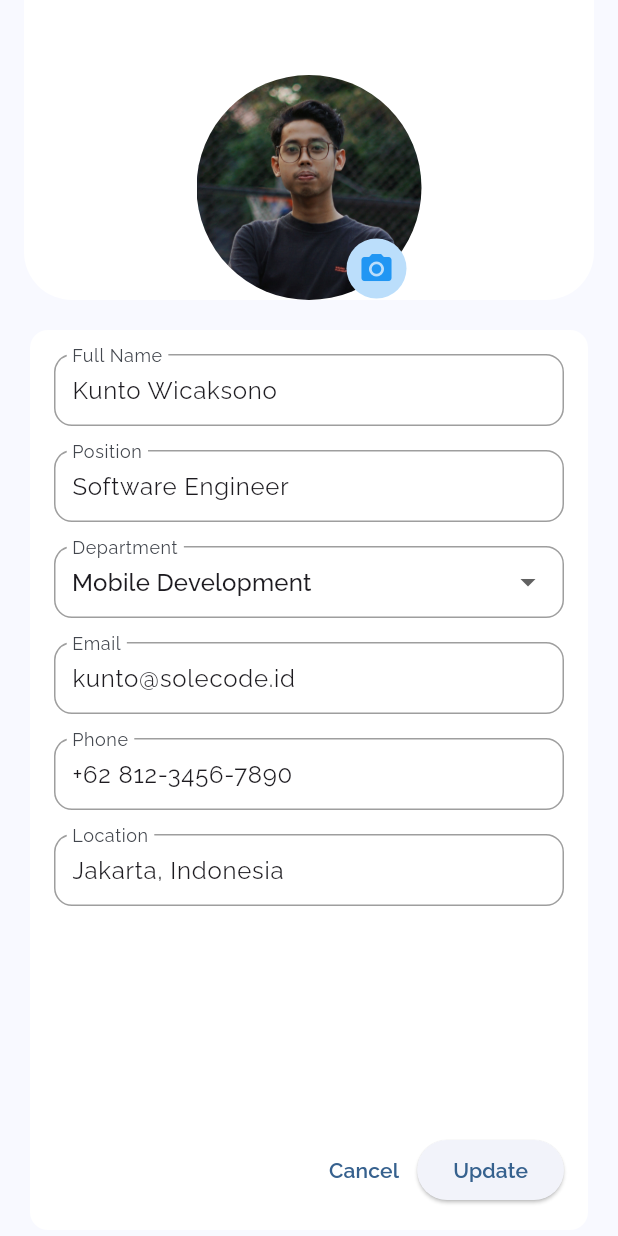
After one commit to kuntowck/hr_attendance_tracker, a Flutter app: the screen it shows after launch, item 3 of the bottom bar chosen, after a tap on the "edit" icon, on a phone screen of 412 x 824 dp. The commit adds this screen. Run offline on Flutter 3.47's test engine with Material 3 defaults, Android fonts, the light colour scheme and no system bars; our stand-ins replace google_fonts, image_picker, mask_text_input_formatter.

Commit message:
Mini Project 4: create Profile Edit feature for  editing profile detail

```diff
--- a/lib/providers/profile_provider.dart
+++ b/lib/providers/profile_provider.dart
@@ -14,6 +14,7 @@ class ProfileProvider extends ChangeNotifier {
     email: "kunto@solecode.id",
     phone: "+62 812-3456-7890",
     location: "Jakarta, Indonesia",
+    profileImage: null,
   );
 
   Profile get profiles => _profiles;
@@ -39,7 +40,6 @@ class ProfileProvider extends ChangeNotifier {
   void setImage(File? value) {
     if (value != null) {
       profileImage = value;
-      print(profileImage);
     }
     notifyListeners();
   }
@@ -55,7 +55,9 @@ class ProfileProvider extends ChangeNotifier {
     return formKey.currentState!.validate();
   }
 
-  void updateProfile() {
+  Future<void> updateProfile() async {
+    await Future.delayed(Duration(seconds: 2));
+
     _profiles = Profile(
       fullName: fullNameController.text,
       position: positionController.text,
@@ -63,21 +65,21 @@ class ProfileProvider extends ChangeNotifier {
       email: emailController.text,
       phone: phoneController.text,
       location: locationController.text,
-      profileImage: profileImage!,
+      profileImage: profileImage,
     );
     notifyListeners();
   }
 
-  void resetForm() {
-    fullNameController.clear();
-    positionController.clear();
-    departmentController.clear();
-    emailController.clear();
-    phoneController.clear();
-    locationController.clear();
-    profileImage = null;
-    notifyListeners();
-  }
+  // void resetForm() {
+  //   fullNameController.clear();
+  //   positionController.clear();
+  //   departmentController.clear();
+  //   emailController.clear();
+  //   phoneController.clear();
+  //   locationController.clear();
+  //   profileImage = null;
+  //   notifyListeners();
+  // }
 
   @override
   void dispose() {
--- a/lib/screens/home_screen.dart
+++ b/lib/screens/home_screen.dart
@@ -20,7 +20,7 @@ class HomeScreen extends StatelessWidget {
             padding: const EdgeInsets.all(16),
             children: [
               appInfoCard(context, "About This App"),
-              const SizedBox(height: 16),
+              const SizedBox(height: 8),
               attendanceRecord(context, attendanceProvider),
             ],
           ),
--- /dev/null
+++ b/lib/screens/profile_edit_screen.dart
@@ -0,0 +1,360 @@
+import 'package:flutter/material.dart';
+import 'package:hr_attendance_tracker/providers/profile_provider.dart';
+import 'package:provider/provider.dart';
+import 'package:mask_text_input_formatter/mask_text_input_formatter.dart';
+
+class ProfileEditScreen extends StatelessWidget {
+  final phoneFormatter = MaskTextInputFormatter(
+    mask: '+62 ###-####-####',
+    filter: {"#": RegExp(r'[0-9]')},
+  );
+
+  final InputDecoration fieldDecoration = InputDecoration(
+    filled: true,
+    fillColor: Colors.white,
+    // labelStyle: const TextStyle(fontSize: 16),
+    contentPadding: const EdgeInsets.symmetric(vertical: 4, horizontal: 8),
+    border: OutlineInputBorder(
+      borderRadius: BorderRadius.circular(12),
+      borderSide: const BorderSide(color: Colors.grey),
+    ),
+    enabledBorder: OutlineInputBorder(
+      borderRadius: BorderRadius.circular(12),
+      borderSide: const BorderSide(color: Colors.grey),
+    ),
+    focusedBorder: OutlineInputBorder(
+      borderRadius: BorderRadius.circular(12),
+      borderSide: const BorderSide(color: Colors.blue, width: 1.5),
+    ),
+  );
+
+  ProfileEditScreen({super.key});
+
+  @override
+  Widget build(BuildContext context) {
+    final profileProvider = context.watch<ProfileProvider>();
+
+    return Scaffold(
+      // appBar: AppBar(title: Text('Edit Profile')),
+      body: SafeArea(
+        child: Padding(
+          padding: const EdgeInsets.symmetric(horizontal: 16.0),
+          child: Form(
+            key: profileProvider.formKey,
+            child: Column(
+              children: [
+                // Header Profile
+                _headerProfileImage(context, profileProvider),
+                const SizedBox(height: 16),
+
+                // Expanded area untuk form
+                Expanded(
+                  child: _contentInputField(
+                    context,
+                    profileProvider,
+                    fieldDecoration,
+                    phoneFormatter,
+                  ),
+                ),
+              ],
+            ),
+          ),
+        ),
+      ),
+    );
+  }
+}
+
+Widget _headerProfileImage(
+  BuildContext context,
+  ProfileProvider profileProvider,
+) {
+  return Stack(
+    children: [
+      Container(
+        height: 200,
+        decoration: BoxDecoration(
+          color: Colors.white,
+          borderRadius: const BorderRadius.only(
+            bottomLeft: Radius.circular(32),
+            bottomRight: Radius.circular(32),
+          ),
+        ),
+      ),
+      Positioned.fill(
+        child: Align(
+          alignment: Alignment.bottomCenter,
+          child: ClipOval(
+            child: profileProvider.profileImage != null
+                ? Image.file(
+                    profileProvider.profileImage!,
+                    width: 150,
+                    height: 150,
+                    fit: BoxFit.cover,
+                  )
+                : Image.asset(
+                    "assets/img/profile.jpg",
+                    width: 150,
+                    height: 150,
+                    fit: BoxFit.cover,
+                  ),
+          ),
+        ),
+      ),
+      Positioned(
+        bottom: 1,
+        right: 125,
+        child: CircleAvatar(
+          radius: 20,
+          backgroundColor: Colors.blue.shade100,
+          child: IconButton(
+            onPressed: profileProvider.pickImage,
+            icon: const Icon(Icons.photo_camera, color: Colors.blue),
+            tooltip: 'Pick image',
+          ),
+        ),
+      ),
+    ],
+  );
+}
+
+Widget _contentInputField(
+  BuildContext context,
+  ProfileProvider profileProvider,
+  InputDecoration fieldDecoration,
+  MaskTextInputFormatter phoneFormatter,
+) {
+  return Card(
+    color: Colors.white,
+    elevation: 0,
+    child: Padding(
+      padding: const EdgeInsets.all(16.0),
+      child: Column(
+        children: [
+          // Scrollable form
+          Expanded(
+            child: SingleChildScrollView(
+              child: Column(
+                children: [
+                  TextFormField(
+                    controller: profileProvider.fullNameController,
+                    decoration: fieldDecoration.copyWith(
+                      labelText: 'Full Name',
+                    ),
+                    validator: (value) {
+                      if (value == null || value.isEmpty) {
+                        return "Full name is required";
+                      }
+                      if (value.length < 3) {
+                        return "Full name must be at least 3 characters";
+                      }
+                      return null;
+                    },
+                  ),
+                  const SizedBox(height: 16),
+
+                  TextFormField(
+                    controller: profileProvider.positionController,
+                    decoration: fieldDecoration.copyWith(labelText: 'Position'),
+                    autofillHints: [AutofillHints.jobTitle],
+                    validator: (value) {
+                      if (value == null || value.isEmpty) {
+                        return "Position is required";
+                      }
+                      return null;
+                    },
+                  ),
+                  const SizedBox(height: 16),
+
+                  DropdownButtonFormField<String>(
+                    decoration: fieldDecoration.copyWith(
+                      labelText: 'Department',
+                    ),
+                    value: profileProvider.departmentController.text.isEmpty
+                        ? null
+                        : profileProvider.departmentController.text,
+                    items:
+                        [
+                              'Fullstack Development',
+                              'Mobile Development',
+                              'UI/UX Design',
+                              'DevOps',
+                              'QA / Testing',
+                            ]
+                            .map(
+                              (department) => DropdownMenuItem(
+                                value: department,
+                                child: Text(department),
+                              ),
+                            )
+                            .toList(),
+                    onChanged: (value) {
+                      profileProvider.departmentController.text = value ?? '';
+                    },
+                    validator: (value) => value == null || value.isEmpty
+                        ? 'Please select a department'
+                        : null,
+                  ),
+                  const SizedBox(height: 16),
+
+                  TextFormField(
+                    controller: profileProvider.emailController,
+                    decoration: fieldDecoration.copyWith(labelText: 'Email'),
+                    validator: (value) {
+                      if (value == null || value.isEmpty) {
+                        return "Email is required";
+                      }
+                      final regex = RegExp(r'^[\w-\.]+@([\w-]+\.)+[\w-]{2,4}$');
+                      if (!regex.hasMatch(value)) {
+                        return "Enter a valid email address";
+                      }
+                      return null;
+                    },
+                  ),
+                  const SizedBox(height: 16),
+
+                  TextFormField(
+                    controller: profileProvider.phoneController,
+                    decoration: fieldDecoration.copyWith(labelText: 'Phone'),
+                    keyboardType: TextInputType.phone,
+                    inputFormatters: [phoneFormatter],
+                    validator: (value) {
+                      if (value == null || value.isEmpty) {
+                        return "Phone number is required";
+                      }
+                      return null;
+                    },
+                  ),
+                  const SizedBox(height: 16),
+
+                  TextFormField(
+                    controller: profileProvider.locationController,
+                    decoration: fieldDecoration.copyWith(labelText: 'Location'),
+                    autofillHints: [AutofillHints.addressCityAndState],
+                    validator: (value) {
+                      if (value == null || value.isEmpty) {
+                        return "Location is required";
+                      }
+                      return null;
+                    },
+                  ),
+                ],
+              ),
+            ),
+          ),
+
+          const SizedBox(height: 16),
+
+          // Button selalu di bawah kanan
+          Row(
+            mainAxisAlignment: MainAxisAlignment.end,
+            children: [
+              TextButton(
+                onPressed: () {
+                  showDialog(
+                    context: context,
+                    builder: (context) => AlertDialog(
+                      title: const Text('Discard changes'),
+                      content: const Text(
+                        'Are you sure want to discard changes?',
+                      ),
+                      actions: [
+                        TextButton(
+                          onPressed: () => Navigator.pop(context),
+                          child: const Text('No'),
+                        ),
+                        ElevatedButton(
+                          onPressed: () {
+                            // profileProvider.resetForm();
+
+                            Navigator.pop(context);
+                            Navigator.pop(context);
+                          },
+                          child: const Text('Yes'),
+                        ),
+                      ],
+                    ),
+                  );
+                },
+                child: const Text('Cancel'),
+              ),
+              ElevatedButton(
+                onPressed: () {
+                  if (profileProvider.validateForm()) {
+                    showDialog(
+                      context: context,
+                      builder: (contenxt) => AlertDialog(
+                        title: const Text('Confirm Update Profile'),
+                        content: const Text('Are you sure want to update?'),
+                        actions: [
+                          TextButton(
+                            onPressed: () => Navigator.pop(context),
+                            child: const Text('Cancel'),
+                          ),
+                          ElevatedButton(
+                            onPressed: () async {
+                              final navigator = Navigator.of(context);
+                              final messenger = ScaffoldMessenger.of(context);
+
+                              Navigator.pop(context, true);
+
+                              showDialog(
+                                context: context,
+                                barrierDismissible: false,
+                                builder: (context) {
+                                  return const SimpleDialog(
+                                    backgroundColor: Colors.white,
+                                    children: [
+                                      Center(
+                                        child: Column(
+                                          mainAxisSize: MainAxisSize.min,
+                                          children: [
+                                            CircularProgressIndicator(),
+                                            SizedBox(height: 16),
+                                            Text('Updating profile...'),
+                                          ],
+                                        ),
+                                      ),
+                                    ],
+                                  );
+                                },
+                              );
+
+                              try {
+                                await profileProvider.updateProfile();
+
+                                navigator.pop();
+
+                                messenger.showSnackBar(
+                                  const SnackBar(
+                                    content: Text(
+                                      'Profile updated successfully.',
+                                    ),
+                                  ),
+                                );
+
+                                navigator.pop();
+                              } catch (e) {
+                                navigator.pop();
+
+                                messenger.showSnackBar(
+                                  SnackBar(content: Text('Update failed: $e')),
+                                );
+                              }
+                            },
+                            child: const Text('Update Profile'),
+                          ),
+                        ],
+                      ),
+                    );
+                  }
+                },
+                child: const Text('Update'),
+              ),
+            ],
+          ),
+        ],
+      ),
+    ),
+  );
+}
--- /dev/null
+++ b/lib/screens/profile_screen.dart
@@ -0,0 +1,219 @@
+import 'package:flutter/material.dart';
+import 'package:hr_attendance_tracker/providers/profile_provider.dart';
+import 'package:hr_attendance_tracker/screens/profile_edit_screen.dart';
+import 'package:hr_attendance_tracker/widgets/app_version.dart';
+import 'package:provider/provider.dart';
+
+const String employeeId = "9901";
+const String employeeType = "Trainee";
+const String dateOfJoin = "3 February 2025";
+
+class ProfileScreen extends StatelessWidget {
+  const ProfileScreen({super.key});
+
+  @override
+  Widget build(BuildContext context) {
+    final profileProvider = context.watch<ProfileProvider>().profiles;
+
+    return Column(
+      children: [
+        Expanded(
+          child: ListView(
+            padding: const EdgeInsets.symmetric(
+              vertical: 0.0,
+              horizontal: 16.0,
+            ),
+            children: [
+              profileHeader(context, profileProvider),
+              const SizedBox(height: 16),
+              contactInfo(context, profileProvider),
+              const SizedBox(height: 16),
+              employeeInfo(context),
+            ],
+          ),
+        ),
+        AppVersion(),
+      ],
+    );
+  }
+}
+
+Widget profileHeader(BuildContext context, provider) {
+  final today = DateTime.now();
+  final date =
+      "${today.day.toString().padLeft(2, '0')}-${today.month.toString().padLeft(2, '0')}-${today.year}";
+
+  return Column(
+    children: [
+      Stack(
+        children: [
+          Container(
+            height: 200,
+            decoration: BoxDecoration(
+              color: Colors.white,
+              borderRadius: const BorderRadius.only(
+                bottomLeft: Radius.circular(32),
+                bottomRight: Radius.circular(32),
+              ),
+            ),
+            child: Padding(
+              padding: const EdgeInsets.only(top: 16.0, left: 16.0),
+              child: Align(
+                alignment: Alignment.topCenter,
+                child: Text(
+                  "Today's Date: $date",
+                  style: Theme.of(context).textTheme.labelLarge,
+                ),
+              ),
+            ),
+          ),
+          Positioned(
+            top: 5,
+            right: 20,
+            child: IconButton(
+              onPressed: () {
+                Navigator.push(
+                  context,
+                  MaterialPageRoute(builder: (context) => ProfileEditScreen()),
+                );
+              },
+              icon: Icon(Icons.edit, color: Colors.blue),
+            ),
+          ),
+          Positioned.fill(
+            child: Align(
+              alignment: Alignment.bottomCenter,
+              child: ClipOval(
+                child: provider.profileImage != null
+                    ? Image.file(
+                        provider.profileImage!,
+                        width: 150,
+                        height: 150,
+                        fit: BoxFit.cover,
+                      )
+                    : Image.asset(
+                        "assets/img/profile.jpg",
+                        width: 150,
+                        height: 150,
+                        fit: BoxFit.cover,
+                      ),
+              ),
+            ),
+          ),
+        ],
+      ),
+      const SizedBox(height: 8),
+      Text(provider.fullName, style: Theme.of(context).textTheme.headlineLarge),
+      Column(
+        mainAxisAlignment: MainAxisAlignment.center,
+        children: [
+          Text(
+            provider.position,
+            style: Theme.of(
+              context,
+            ).textTheme.bodyLarge?.copyWith(fontWeight: FontWeight.bold),
+          ),
+          Text(
+            provider.department,
+            style: Theme.of(context).textTheme.bodySmall,
+          ),
+        ],
+      ),
+    ],
+  );
+}
+
+Widget contactInfo(BuildContext context, provider) {
+  return Card(
+    elevation: 0,
+    color: Colors.white,
+    child: Padding(
+      padding: const EdgeInsets.all(16.0),
+      child: Column(
+        crossAxisAlignment: CrossAxisAlignment.start,
+        children: [
+          Text(
+            "Contact Information",
+            style: Theme.of(context).textTheme.headlineSmall,
+          ),
+          ProfileItem(
+            title: 'Email',
+            subtitle: provider.email,
+            icon: Icons.email,
+          ),
+          ProfileItem(
+            title: 'Phone',
+            subtitle: provider.phone,
+            icon: Icons.phone,
+          ),
+          ProfileItem(
+            title: 'Location',
+            subtitle: provider.location,
+            icon: Icons.location_on,
+          ),
+        ],
+      ),
+    ),
+  );
+}
+
+Widget employeeInfo(BuildContext context) {
+  return Card(
+    color: Colors.white,
+    elevation: 0,
+    child: Padding(
+      padding: const EdgeInsets.all(16.0),
+      child: Column(
+        crossAxisAlignment: CrossAxisAlignment.start,
+        children: [
+          Text(
+            "Employee Information",
+            style: Theme.of(context).textTheme.headlineSmall,
+          ),
+          ProfileItem(
+            title: "Employee ID",
+            subtitle: employeeId,
+            icon: Icons.badge,
+          ),
+          ProfileItem(
+            title: "Employee Type",
+            subtitle: employeeType,
+            icon: Icons.work,
+          ),
+          ProfileItem(
+            title: "Date of Joining",
+            subtitle: dateOfJoin,
+            icon: Icons.calendar_today,
+          ),
+        ],
+      ),
+    ),
+  );
+}
+
+class ProfileItem extends StatelessWidget {
+  final String title;
+  final String subtitle;
+  final IconData icon;
+
+  const ProfileItem({
+    super.key,
+    required this.title,
+    required this.subtitle,
+    required this.icon,
+  });
+
+  @override
+  Widget build(BuildContext context) {
+    return ListTile(
+      leading: CircleAvatar(
+        radius: 20,
+        backgroundColor: Colors.blue.shade100,
+        child: Icon(icon, size: 20, color: Colors.blue),
+      ),
+      title: Text(title, style: const TextStyle(fontWeight: FontWeight.bold)),
+      subtitle: Text(subtitle),
+      contentPadding: const EdgeInsets.symmetric(vertical: 8),
+    );
+  }
+}
```
